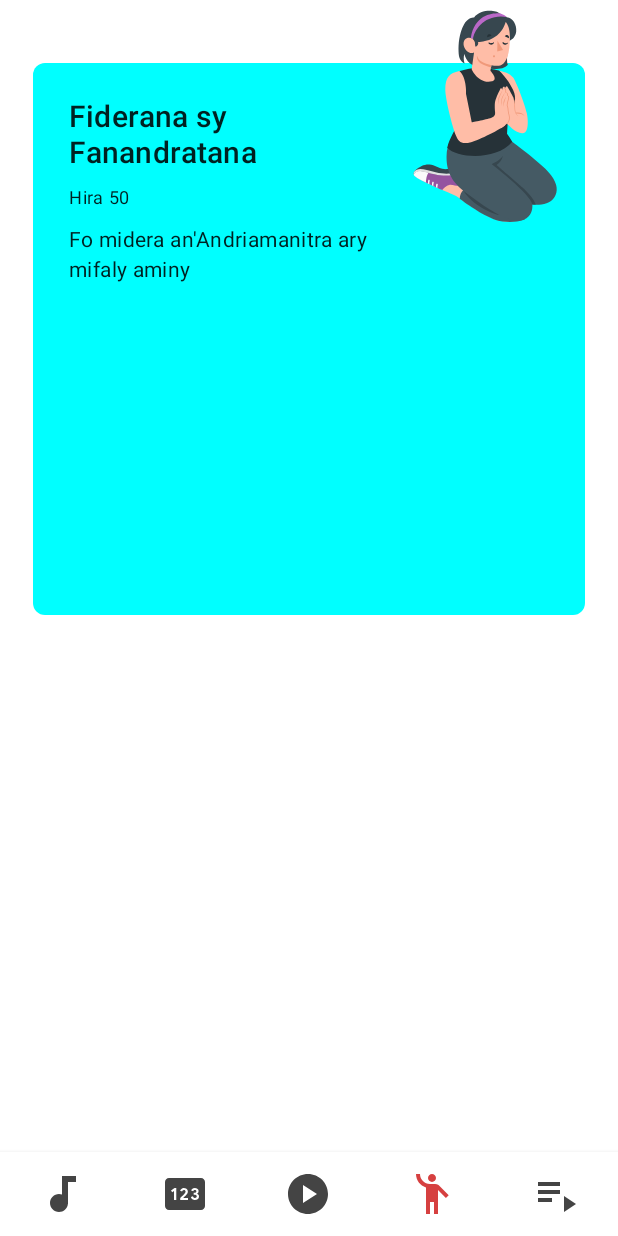
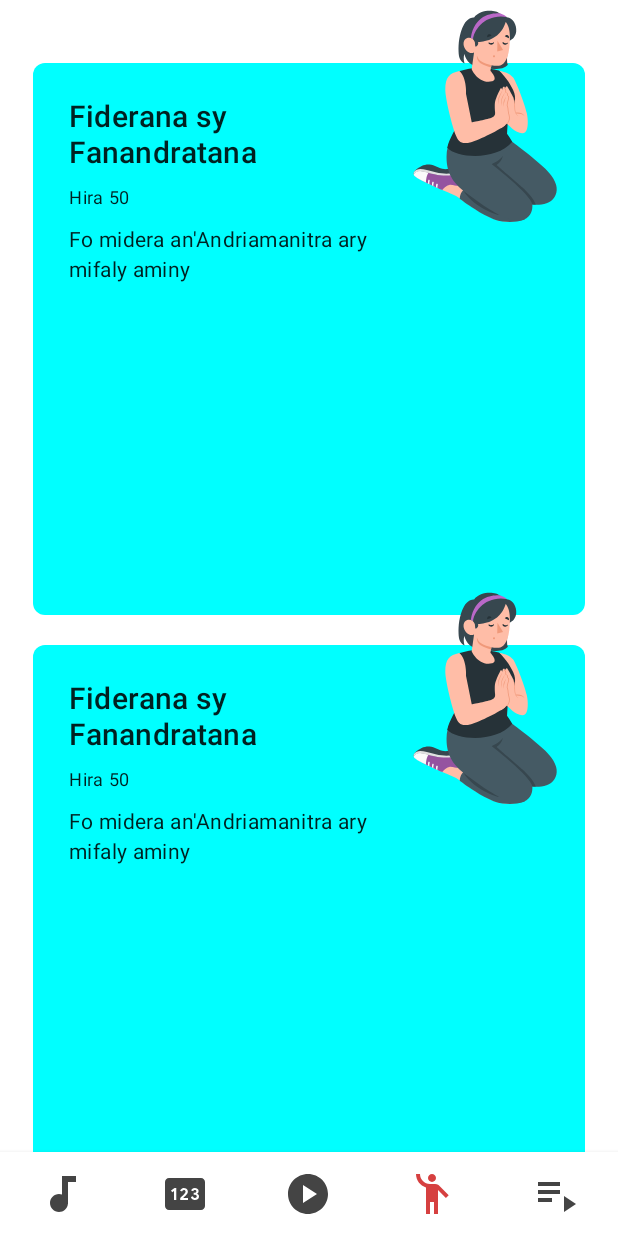
Before and after one commit to mianala/fiderana, an Android app built with Jetpack Compose: the CategoryScreen screen opened through its navigation route, on a phone screen of 412 x 824 dp. Run offline under Robolectric (Android 15) with nearby library versions, the phone set to English and light mode, and no system bars.

Commit message:
made categories scrollable moved fihiranas to the top of the dial screen

```diff
--- a/app/src/main/java/com/mianala/fiderana/MainActivity.kt
+++ b/app/src/main/java/com/mianala/fiderana/MainActivity.kt
@@ -184,7 +184,6 @@ fun DialNumber(n: Int, dialViewModel: Dial = viewModel()) {
             text = n.toString(),
             textAlign = TextAlign.Center,
             fontSize = 24.sp,
-            fontWeight = FontWeight.Light
         )
     }
 }
@@ -204,10 +203,42 @@ fun DialScreen(dialViewModel: Dial = viewModel()) {
             modifier = Modifier
                 .fillMaxWidth()
                 .padding(10.dp),
-            horizontalArrangement = Arrangement.End,
+            horizontalArrangement = Arrangement.SpaceBetween,
             verticalAlignment = Alignment.CenterVertically
         ) {
-
+            Row(
+                horizontalArrangement = Arrangement.spacedBy(10.dp),
+                modifier = Modifier.padding(0.dp, 10.dp)
+            ) {
+                Button(
+                    onClick = { /*TODO*/ },
+                    colors = ButtonDefaults.buttonColors(backgroundColor = Color.Transparent),
+                    elevation = null
+                ) {
+                    Text(text = "HF", fontWeight = FontWeight.Black)
+                }
+                Button(
+                    onClick = { /*TODO*/ },
+                    colors = ButtonDefaults.buttonColors(backgroundColor = Color.Transparent),
+                    elevation = null
+                ) {
+                    Text(text = "FFPM", fontWeight = FontWeight.Light)
+                }
+                Button(
+                    onClick = { /*TODO*/ },
+                    colors = ButtonDefaults.buttonColors(backgroundColor = Color.Transparent),
+                    elevation = null
+                ) {
+                    Text(text = "FF", fontWeight = FontWeight.Light)
+                }
+                Button(
+                    onClick = { /*TODO*/ },
+                    colors = ButtonDefaults.buttonColors(backgroundColor = Color.Transparent),
+                    elevation = null
+                ) {
+                    Text(text = "Antema", fontWeight = FontWeight.Light)
+                }
+            }
             Button(
                 onClick = { /*TODO*/ },
                 shape = CircleShape,
@@ -231,10 +262,14 @@ fun DialScreen(dialViewModel: Dial = viewModel()) {
             }
             Column(
                 Modifier
-                    .padding(32.dp, 24.dp)
                     .weight(1f)
                     .verticalScroll(rememberScrollState())
-                    .wrapContentHeight(), Arrangement.spacedBy(14.dp)
+                    .wrapContentHeight()
+            ) {
+
+                Column(
+                    Modifier
+                        .padding(32.dp, 24.dp), Arrangement.spacedBy(14.dp)
                 ) {
 
                     Card(
@@ -333,6 +368,7 @@ fun DialScreen(dialViewModel: Dial = viewModel()) {
                     }
 
                 }
+            }
 
 
             Column(
@@ -409,39 +445,7 @@ fun DialScreen(dialViewModel: Dial = viewModel()) {
                     }
                 }
 
-                Row(
-                    horizontalArrangement = Arrangement.spacedBy(10.dp),
-                    modifier = Modifier.padding(0.dp, 10.dp)
-                ) {
-                    Button(
-                        onClick = { /*TODO*/ },
-                        colors = ButtonDefaults.buttonColors(backgroundColor = Color.Transparent),
-                        elevation = null
-                    ) {
-                        Text(text = "HF", fontWeight = FontWeight.Black)
-                    }
-                    Button(
-                        onClick = { /*TODO*/ },
-                        colors = ButtonDefaults.buttonColors(backgroundColor = Color.Transparent),
-                        elevation = null
-                    ) {
-                        Text(text = "FFPM")
-                    }
-                    Button(
-                        onClick = { /*TODO*/ },
-                        colors = ButtonDefaults.buttonColors(backgroundColor = Color.Transparent),
-                        elevation = null
-                    ) {
-                        Text(text = "FF")
-                    }
-                    Button(
-                        onClick = { /*TODO*/ },
-                        colors = ButtonDefaults.buttonColors(backgroundColor = Color.Transparent),
-                        elevation = null
-                    ) {
-                        Text(text = "Antema")
-                    }
-                }
+
             }
         }
     }
@@ -735,12 +739,15 @@ fun PlaylistScreen() {
 @ExperimentalMaterialApi
 @Composable
 fun CategoryScreen() {
+    Column(Modifier.verticalScroll(rememberScrollState())) {
+
         Column(
             modifier = Modifier
                 .fillMaxWidth()
                 .padding(12.dp, 32.dp)
+
         ) {
-
+            for (i in 1..5) {
                 Box(
                     modifier = Modifier
                         .padding(10.dp)
@@ -761,7 +768,8 @@ fun CategoryScreen() {
                         Column(
                             Modifier
                                 .padding(24.dp)
-                        .padding(end = 100.dp), verticalArrangement = Arrangement.SpaceEvenly
+                                .padding(end = 100.dp),
+                            verticalArrangement = Arrangement.SpaceEvenly
                         ) {
                             Text(
                                 text = "Fiderana sy Fanandratana",
@@ -784,6 +792,9 @@ fun CategoryScreen() {
                 }
             }
         }
+    }
+}
+
 
 @Composable
 fun SettingsScreen() {
```
Lines whose indentation alone changed are shown as unchanged.
